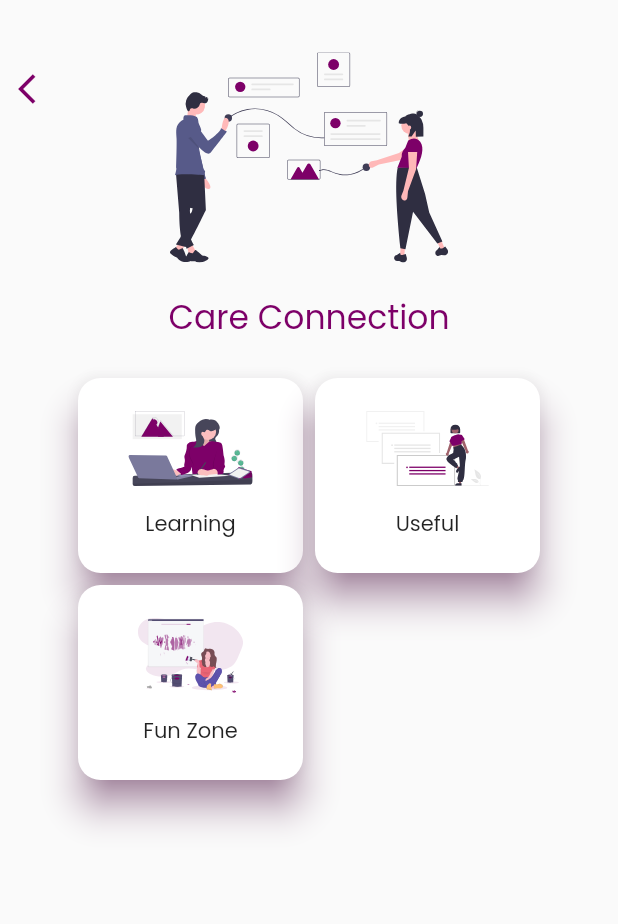
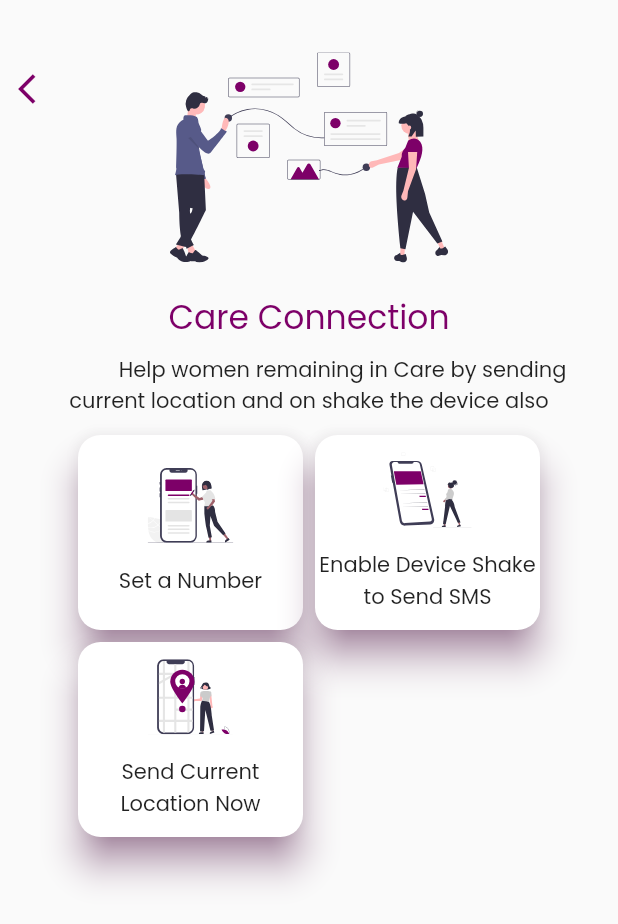
Before and after one commit to JaveedIshaq/zenatamkin, a Flutter app: the HomeView screen opened by its route, after a tap on "Care Connection", on a phone screen of 412 x 824 dp. Shown: the top 924 px of the screen. Run offline on Flutter 3.47's test engine with Material 2 defaults, Android fonts, the phone set to English and light mode, and no system bars; our stand-ins replace cached_network_image, flutter_markdown, flutter_svg, fluttertoast, get_it, logger and 7 more; accounts and stored records are empty; network calls fail; project files that could hold a hidden picture were left out.

Commit message:
care connection

```diff
--- a/lib/animations/fade_animations.dart
+++ b/lib/animations/fade_animations.dart
@@ -25,7 +25,7 @@ class FadeAnimation extends StatelessWidget {
           const Duration(milliseconds: 500), Curves.easeOut);
 
     return PlayAnimation<MultiTweenValues<AniProps>>(
-      delay: Duration(milliseconds: delay.toInt()),
+      delay: Duration(milliseconds: (500 * delay).round()),
       duration: tween.duration,
       tween: tween,
       child: child,
--- a/lib/config/router.dart
+++ b/lib/config/router.dart
@@ -25,7 +25,7 @@ class Router {
             builder: (_) => const CareConnectionHomeView());
       case '/ZenaMentorsHomeView':
         return MaterialPageRoute<dynamic>(
-            builder: (_) => const ZenaMentorsHomeView());
+            builder: (_) => ZenaMentorsHomeView());
 
       default:
         return MaterialPageRoute<dynamic>(
--- a/lib/views/care_connection/care_connection.dart
+++ b/lib/views/care_connection/care_connection.dart
@@ -1,4 +1,5 @@
 import 'package:flutter/material.dart';
+import 'package:zena_tamkin/animations/fade_animations.dart';
 import 'package:zena_tamkin/shared_widgets/shared_widgets.dart';
 
 /// Home View of the App
@@ -15,27 +16,49 @@ class CareConnectionHomeView extends StatelessWidget {
       body: SingleChildScrollView(
         child: Column(
           children: [
-            const ScreenBanner(
-              titleText: 'Care Connection',
-              svgName: 'care-connection.svg',
+            const FadeAnimation(
+              delay: 1,
+              child: ScreenBanner(
+                titleText: 'Care Connection',
+                svgName: 'care-connection.svg',
+              ),
             ),
-            const SizedBox(height: 20),
+            const FadeAnimation(
+              delay: 1,
+              child: Padding(
+                padding: EdgeInsets.all(8.0),
+                child: Text(
+                  '''
+            Help women remaining in Care by sending current location and on shake the device also''',
+                  textAlign: TextAlign.center,
+                ),
+              ),
+            ),
             Wrap(
               children: [
-                SubCategoryCard(
-                  title: 'Learning',
-                  svgName: 'learning.svg',
-                  onTap: () {},
+                FadeAnimation(
+                  delay: 2,
+                  child: SubCategoryCard(
+                    title: 'Set a Number',
+                    svgName: 'set-number.svg',
+                    onTap: () {},
+                  ),
                 ),
-                SubCategoryCard(
-                  title: 'Useful',
-                  svgName: 'useful-resources.svg',
-                  onTap: () {},
+                FadeAnimation(
+                  delay: 2,
+                  child: SubCategoryCard(
+                    title: 'Enable Device Shake to Send SMS',
+                    svgName: 'shake.svg',
+                    onTap: () {},
+                  ),
                 ),
-                SubCategoryCard(
-                  title: 'Fun Zone',
-                  svgName: 'fun-zone.svg',
-                  onTap: () {},
+                FadeAnimation(
+                  delay: 3,
+                  child: SubCategoryCard(
+                    title: 'Send Current Location Now',
+                    svgName: 'mylocation.svg',
+                    onTap: () {},
+                  ),
                 ),
               ],
             ),
--- a/lib/views/home/home_view.dart
+++ b/lib/views/home/home_view.dart
@@ -31,12 +31,12 @@ class HomeView extends StatelessWidget {
           child: Column(
             children: [
               const FadeAnimation(
-                delay: 400,
+                delay: 1,
                 child: HomeScreenBanner(),
               ),
               const SizedBox(height: 10),
               FadeAnimation(
-                delay: 500,
+                delay: 2,
                 child: CategoryCard(
                   title: 'Learning',
                   svgName: 'learning.svg',
@@ -46,7 +46,7 @@ class HomeView extends StatelessWidget {
                 ),
               ),
               FadeAnimation(
-                delay: 600,
+                delay: 3,
                 child: CategoryCard(
                   title: 'Zena Mentors',
                   svgName: 'zena-mentors.svg',
@@ -56,7 +56,7 @@ class HomeView extends StatelessWidget {
                 ),
               ),
               FadeAnimation(
-                delay: 700,
+                delay: 4,
                 child: CategoryCard(
                   title: 'Zena Resources',
                   svgName: 'useful-resources.svg',
@@ -66,7 +66,7 @@ class HomeView extends StatelessWidget {
                 ),
               ),
               FadeAnimation(
-                delay: 800,
+                delay: 5,
                 child: CategoryCard(
                   title: 'Fun Zone',
                   svgName: 'fun-zone.svg',
@@ -76,7 +76,7 @@ class HomeView extends StatelessWidget {
                 ),
               ),
               FadeAnimation(
-                delay: 900,
+                delay: 6,
                 child: CategoryCard(
                   title: 'Care Connection',
                   svgName: 'care-connection.svg',
--- a/lib/views/zena_resources/women_in_tech.dart
+++ b/lib/views/zena_resources/women_in_tech.dart
@@ -30,17 +30,12 @@ class WomeninTech extends StatelessWidget {
   final ApiService? _apiService = locator<ApiService>();
   final ScrollController _controller = ScrollController();
 
-  final double _blockSpacing = 8.0;
-
-  final WrapAlignment _wrapAlignment = WrapAlignment.start;
-
   @override
   Widget build(BuildContext context) {
     return Scaffold(
       body: SingleChildScrollView(
         child: Column(
           children: [
-            const SizedBox(height: 20),
             ScreenBanner(
               showImgTitle: true,
               titleText: title,
--- a/pubspec.yaml
+++ b/pubspec.yaml
@@ -29,6 +29,7 @@ environment:
 dependencies:
   cached_network_image: ^3.1.0
   clay_containers: ^0.3.2
+  cron: ^0.3.2
   cupertino_icons: ^1.0.2
   device_preview: ^0.7.4
   dio: ^4.0.0
@@ -52,6 +53,7 @@ dependencies:
   simple_animations: ^4.0.1
   stacked: ^2.2.5
   stacked_services: ^0.8.13
+  telephony: ^0.1.4
   url_launcher: ^6.0.12
   youtube_player_flutter: ^8.0.0
 
```
Also changed, not shown: lib/views/fun_zone/fun_zone_home_view.dart (+21 -5 lines), lib/views/learning/learning_home_view.dart (+37 -9 lines), lib/views/zena_resources/zena_resources_home_view.dart (+29 -7 lines), lib/views/zenta_mentors/create_account.dart (added, +319 -0 lines), lib/views/zenta_mentors/zena_mentors_home_view.dart (+56 -17 lines), assets/svg/create-account.svg (added), assets/svg/mentee.svg (added), assets/svg/mentor.svg (added), assets/svg/mylocation.svg (added), assets/svg/set-number.svg (added), assets/svg/shake.svg (added), assets/svg/skills.svg (added), pubspec.lock, 1 other file.
